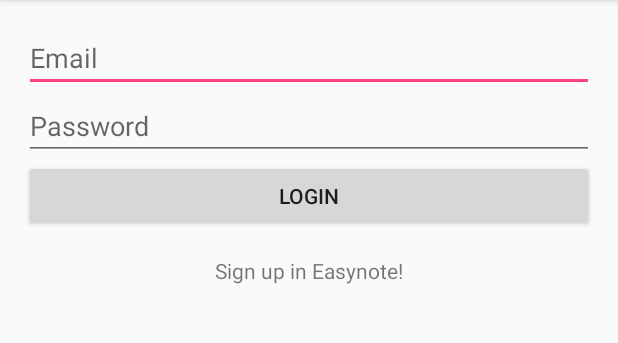
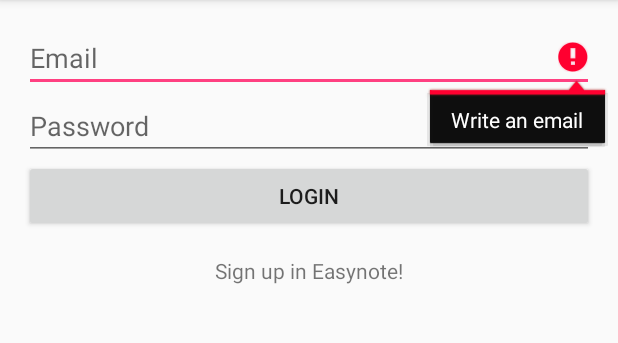
Before and after one commit to miguelcamposdev/euromind_poznan_2, an Android app: the screen it shows after launch (MainActivity), after a tap on "LOGIN", on a phone screen of 412 x 824 dp, the part 84-427 px from its top. Run offline under Robolectric (Android 15) with nearby library versions, the phone set to English and light mode, and no system bars.

Commit message:
Database

```diff
--- a/05_Database/02_CompleteNoteList/app/src/main/java/com/miguelcr/a02_completenotelist/MainActivity.java
+++ b/05_Database/02_CompleteNoteList/app/src/main/java/com/miguelcr/a02_completenotelist/MainActivity.java
@@ -4,13 +4,23 @@ import android.content.Intent;
 import android.support.v7.app.AppCompatActivity;
 import android.os.Bundle;
 import android.view.View;
+import android.widget.EditText;
+import android.widget.Toast;
+
+import com.miguelcr.a02_completenotelist.database.DaoSession;
+import com.miguelcr.a02_completenotelist.database.User;
+import com.miguelcr.a02_completenotelist.database.UserDao;
 
 public class MainActivity extends AppCompatActivity {
+    private EditText editTextEmail ,editTextPass;
 
     @Override
     protected void onCreate(Bundle savedInstanceState) {
         super.onCreate(savedInstanceState);
         setContentView(R.layout.activity_main);
+
+        editTextEmail = (EditText) findViewById(R.id.email);
+        editTextPass = (EditText) findViewById(R.id.password);
     }
 
     public void goToSignUp(View view) {
@@ -18,4 +28,34 @@ public class MainActivity extends AppCompatActivity {
         Intent i = new Intent(this, RegisterActivity.class);
         startActivity(i);
     }
+
+    public void doLogin(View view) {
+        String email = editTextEmail.getText().toString();
+        String pass = editTextPass.getText().toString();
+
+        if(email.isEmpty()) {
+            editTextEmail.setError("Write an email");
+        } else {
+            if (pass.isEmpty()) {
+                editTextPass.setError("Write a valid password");
+            } else {
+                DaoSession connection = DatabaseConnection.getConnection(this);
+                UserDao userManager = connection.getUserDao();
+
+                // Search with userManager if exist one User with this email and pass
+                // SELECT * FROM User WHERE email='John' AND password='1234'
+                User u = userManager.queryBuilder()
+                        .where(UserDao.Properties.Email.eq(email),
+                                UserDao.Properties.Password.eq(pass)
+                        ).unique();
+
+                if (u != null) {
+                    Toast.makeText(this, "Login ok", Toast.LENGTH_SHORT).show();
+
+                } else {
+                    Toast.makeText(this, "Login wrong", Toast.LENGTH_SHORT).show();
+                }
+            }
+            }
+        }
 }
```
